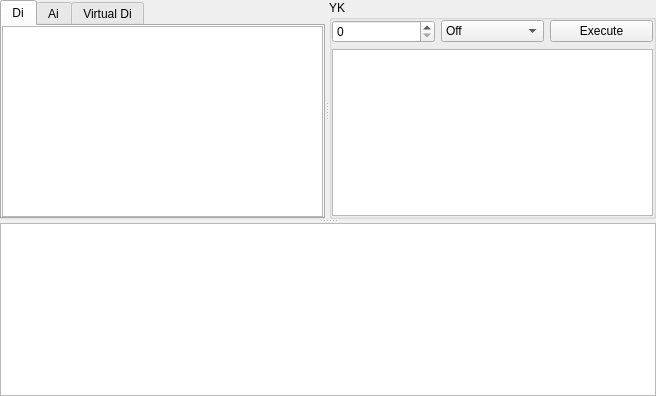
The window that CdtTools/ui/cdtworkwidget.ui (CGinMax/ProtocolTools) describes before a commit, drawn with Qt 5.
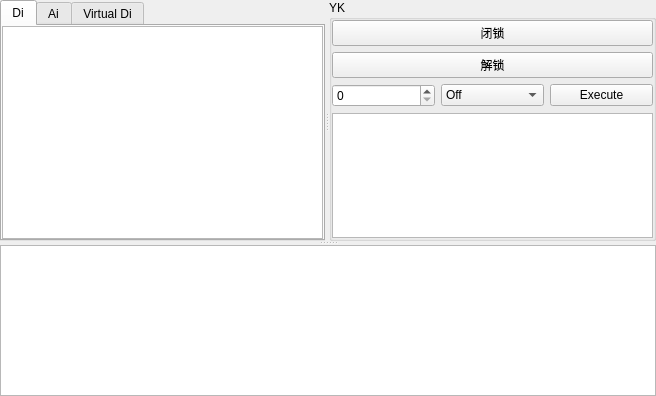
The same window after the commit.

Diff of the .ui file:
```diff
--- a/CdtTools/ui/cdtworkwidget.ui
+++ b/CdtTools/ui/cdtworkwidget.ui
@@ -123,6 +123,20 @@
         <property name="bottomMargin">
          <number>0</number>
         </property>
+        <item>
+         <widget class="QPushButton" name="btnLock">
+          <property name="text">
+           <string>闭锁</string>
+          </property>
+         </widget>
+        </item>
+        <item>
+         <widget class="QPushButton" name="btnUnlock">
+          <property name="text">
+           <string>解锁</string>
+          </property>
+         </widget>
+        </item>
         <item>
          <layout class="QHBoxLayout" name="horizontalLayout">
           <item>
```
